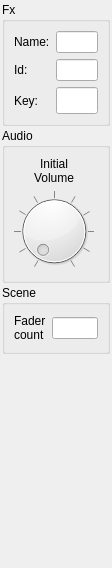
The window that StageRunner/gui/fxitempropertywidget.ui (Pit1966/StageRunner) describes before a commit, drawn with Qt 5.
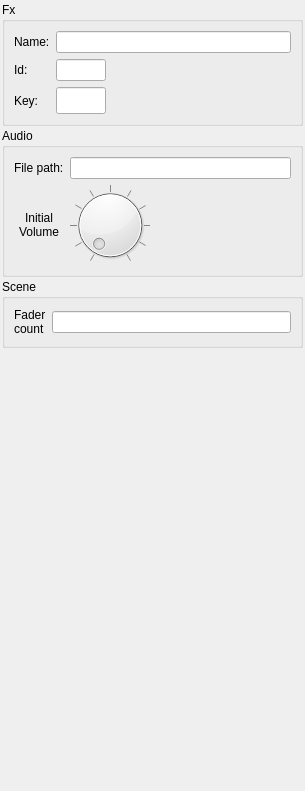
The same window after the commit. Custom widgets are drawn as their Qt base class.

Commit message: New: ControlLoop LightScene TimerLoop Thread AudioBuffer Size für AudioSlots kann jetzt eingestellt werden

Diff of the .ui file:
```diff
--- a/StageRunner/gui/fxitempropertywidget.ui
+++ b/StageRunner/gui/fxitempropertywidget.ui
@@ -6,8 +6,8 @@
    <rect>
     <x>0</x>
     <y>0</y>
-    <width>112</width>
-    <height>568</height>
+    <width>305</width>
+    <height>791</height>
    </rect>
   </property>
   <property name="font">
@@ -113,6 +113,27 @@
      </property>
      <layout class="QGridLayout" name="gridLayout_2">
       <item row="1" column="0">
+       <widget class="QLabel" name="label">
+        <property name="text">
+         <string>Initial
+Volume</string>
+        </property>
+        <property name="alignment">
+         <set>Qt::AlignCenter</set>
+        </property>
+       </widget>
+      </item>
+      <item row="0" column="1">
+       <widget class="PsLineEdit" name="audioFilePathEdit"/>
+      </item>
+      <item row="0" column="0">
+       <widget class="QLabel" name="audioFilePathLabel">
+        <property name="text">
+         <string>File path:</string>
+        </property>
+       </widget>
+      </item>
+      <item row="1" column="1">
        <widget class="qsynthKnob" name="initialVolDial">
         <property name="maximumSize">
          <size>
@@ -131,30 +152,6 @@
         </property>
        </widget>
       </item>
-      <item row="0" column="0">
-       <widget class="QLabel" name="label">
-        <property name="text">
-         <string>Initial
-Volume</string>
-        </property>
-        <property name="alignment">
-         <set>Qt::AlignCenter</set>
-        </property>
-       </widget>
-      </item>
-      <item row="1" column="1">
-       <spacer name="horizontalSpacer">
-        <property name="orientation">
-         <enum>Qt::Horizontal</enum>
-        </property>
-        <property name="sizeHint" stdset="0">
-         <size>
-          <width>0</width>
-          <height>20</height>
-         </size>
-        </property>
-       </spacer>
-      </item>
      </layout>
     </widget>
    </item>
@@ -202,6 +199,11 @@
    <extends>QDial</extends>
    <header>thirdparty/widget/qsynthknob.h</header>
   </customwidget>
+  <customwidget>
+   <class>PsLineEdit</class>
+   <extends>QLineEdit</extends>
+   <header>customwidget/pslineedit.h</header>
+  </customwidget>
  </customwidgets>
  <resources/>
  <connections/>
```
Left out of the diff: 20 changed lines with no effect on the pictures. The commit also changes 26 other files.
